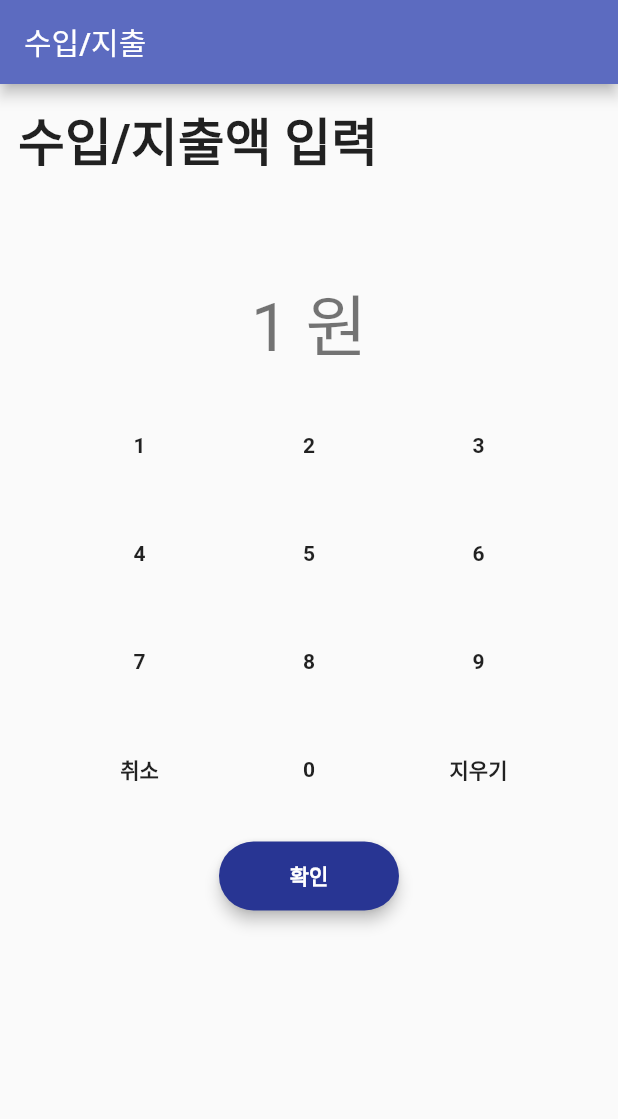
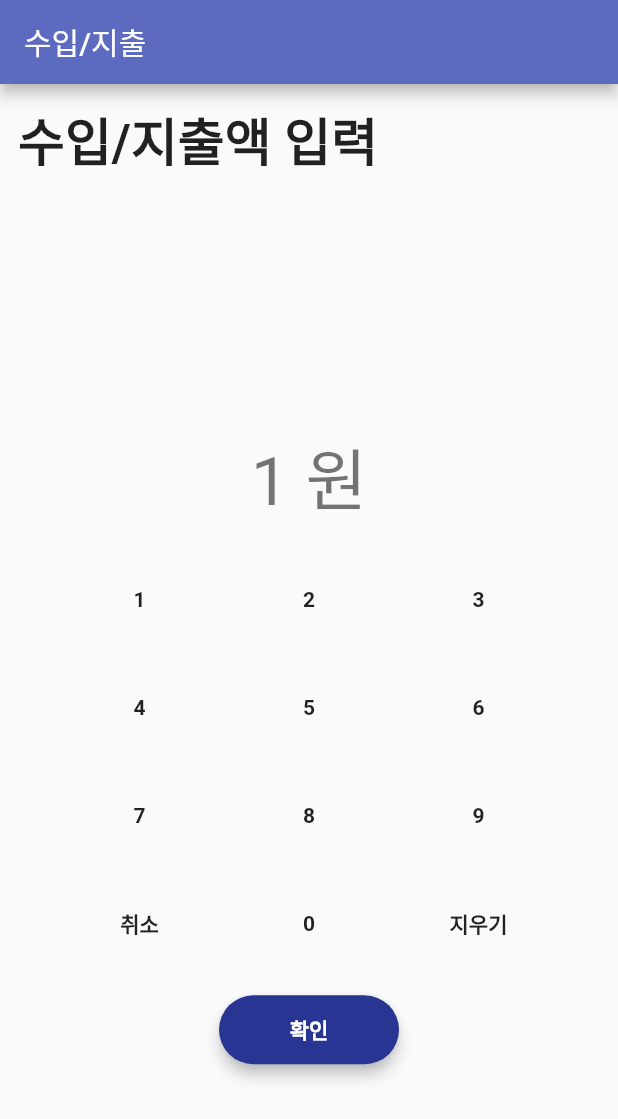
Before and after one commit to happy-nut/WalletWarrior, a Flutter app: the screen it shows after launch, after a tap on an icon or button, on a phone screen of 412 x 824 dp. Shown: the top 1119 px of the screen. Run offline on Flutter 3.47's test engine with Material 2 defaults, Android fonts, the phone set to English and light mode, and no system bars; Roboto replaces fonts that are missing (Montserrat).

Commit message:
Apply review comments

```diff
--- a/lib/main.dart
+++ b/lib/main.dart
@@ -5,6 +5,7 @@ import 'package:wallet_warrior/pages/money_flow_input_page.dart';
 void main() => runApp(WalletWarrior());
 
 class WalletWarrior extends StatelessWidget {
+
   @override
   Widget build(BuildContext context) {
     return MaterialApp(
@@ -16,25 +17,20 @@ class WalletWarrior extends StatelessWidget {
         accentColor: Colors.cyan[600],
         fontFamily: 'Montserrat',
         textTheme: TextTheme(
-            body1: TextStyle(fontSize: 16.0, color: Colors.black54),
+          display2: TextStyle(fontSize: 45.0),
+          display1: TextStyle(
+              fontSize: 34.0,
+              fontWeight: FontWeight.bold,
+              color: Colors.black87),
+          headline: TextStyle(fontSize: 24.0),
           title: TextStyle(
               fontSize: 21.0,
               fontWeight: FontWeight.bold,
               color: Colors.black87),
-            headline: TextStyle(fontSize: 24.0),
-            display1: TextStyle(
-                fontSize: 34.0,
-                fontWeight: FontWeight.bold,
-                color: Colors.black87),
-            display2: TextStyle(fontSize: 45.0),
+          body1: TextStyle(fontSize: 16.0, color: Colors.black54),
           button: TextStyle(fontSize: 14.0, fontWeight: FontWeight.bold),
         ),
-          accentTextTheme: TextTheme(
-            button: TextStyle(
-                fontSize: 14.0,
-                fontWeight: FontWeight.bold,
-                color: Colors.black87),
-          )),
+      ),
       // TODO(hyungsun): Wrap below with proper wrapper. maybe tab bar?
       // TODO(hyungsun): Consider localization.
       home: MoneyFlowInputPage(title: '수입/지출'),
--- a/lib/pages/dial_pad.dart
+++ b/lib/pages/dial_pad.dart
@@ -6,32 +6,31 @@ class DialPad extends StatefulWidget {
   DialPad({this.numberChanged, Key key}) : super(key: key);
 
   @override
-  _DialPad createState() => _DialPad();
+  _DialPadState createState() => _DialPadState();
 }
 
-class _DialPad extends State<DialPad> {
+class _DialPadState extends State<DialPad> {
   final _rowHeight = 72.0;
-  int number = 0;
+  int _number = 0;
 
-  _selectDial(int dial) {
-    number = number * 10 + dial;
-    widget.numberChanged(number);
+  void _selectDial(int dial) {
+    _number = _number * 10 + dial;
+    widget.numberChanged(_number);
   }
 
-  _clickCancel() {
-    number = 0;
-    widget.numberChanged(number);
+  void _clickCancel() {
+    _number = 0;
+    widget.numberChanged(_number);
   }
 
-  _clickErase() {
-    number = number ~/ 10;
-    widget.numberChanged(number);
+  void _clickErase() {
+    _number = _number ~/ 10;
+    widget.numberChanged(_number);
   }
 
   @override
   Widget build(BuildContext context) {
-    return Container(
-      child: Padding(
+    return Padding(
       padding: const EdgeInsets.all(12.0),
       child: Column(
         children: <Widget>[
@@ -125,7 +124,7 @@ class _DialPad extends State<DialPad> {
                 mainAxisAlignment: MainAxisAlignment.spaceEvenly,
                 children: <Widget>[
                   Offstage(
-                      offstage: number == 0,
+                    offstage: _number == 0,
                     child: FlatButton(
                       child: Text(
                         '취소',
@@ -142,7 +141,7 @@ class _DialPad extends State<DialPad> {
                     onPressed: () => _selectDial(0),
                   ),
                   Offstage(
-                      offstage: number == 0,
+                    offstage: _number == 0,
                     child: FlatButton(
                       child: Text(
                         '지우기',
@@ -155,7 +154,6 @@ class _DialPad extends State<DialPad> {
           ),
         ],
       ),
-      ),
     );
   }
 }
--- a/lib/pages/money_flow_input_page.dart
+++ b/lib/pages/money_flow_input_page.dart
@@ -12,8 +12,10 @@ class MoneyFlowInputPage extends StatefulWidget {
   _MoneyFlowInputPageState createState() => _MoneyFlowInputPageState();
 }
 
+enum InputStage { money, date, category }
+
 class _MoneyFlowInputPageState extends State<MoneyFlowInputPage> {
-  static final titles = ['수입/지출액 입력', '날짜 입력', '카테고리 입력'];
+  static final _titles = ['수입/지출액 입력', '날짜 입력', '카테고리 입력'];
 
   // TODO(wonjerry): Get categories from google spread sheet.
   static final dropdownItems = [
@@ -33,12 +35,12 @@ class _MoneyFlowInputPageState extends State<MoneyFlowInputPage> {
     '대출',
     '기타 수입'
   ];
-  int stage = 0;
-  String dialTitle = "0";
+  InputStage _currentStage = InputStage.money;
+  String _dialTitle = "0";
 
-  int amount = 0;
-  DateTime selectedDate = DateTime.now();
-  String selectedCategory = dropdownItems[0];
+  int _inputAmount = 0;
+  DateTime _inputDate = DateTime.now();
+  String _inputCategory = dropdownItems[0];
 
   Widget _confirmButton() {
     return SizedBox(
@@ -60,86 +62,81 @@ class _MoneyFlowInputPageState extends State<MoneyFlowInputPage> {
     );
   }
 
-  Future<Null> _selectDate(BuildContext context) async {
+  Future _selectDate(BuildContext context) async {
     final thisYear = DateTime.now().year;
     final DateTime picked = await showDatePicker(
         context: context,
-        initialDate: selectedDate,
+        initialDate: _inputDate,
         firstDate: DateTime(thisYear - 3),
         lastDate: DateTime(thisYear + 3));
-    if (picked != null && picked != selectedDate)
+    if (picked == null || picked == _inputDate) {
+      return;
+    }
+
     setState(() {
-        selectedDate = picked;
+      _inputDate = picked;
     });
   }
 
-  _updateNumber(int number) {
-    amount = number;
+  void _updateNumber(int number) {
+    _inputAmount = number;
     setState(() {
-      dialTitle = amount.toString();
+      _dialTitle = _inputAmount.toString();
     });
   }
 
-  _goToNextStage() {
-    if (stage == 2) {
-      // TODO(hyugnsun): Handle this.
+  void _goToNextStage() {
+    switch (_currentStage) {
+      case InputStage.money:
+        setState(() {
+          _currentStage = InputStage.date;
+        });
+        break;
+      case InputStage.date:
+        setState(() {
+          _currentStage = InputStage.category;
+        });
+        break;
+      case InputStage.category:
+        // TODO(hyugnsun): Handle this case.
         return;
     }
-    setState(() {
-      stage++;
-    });
   }
 
-  _getSelectedDateDisplayString() {
-    return DateFormat('yyyy.MM.dd').format(selectedDate);
+  String _getSelectedDateDisplayString() {
+    return DateFormat('yyyy.MM.dd').format(_inputDate);
   }
 
-  @override
-  Widget build(BuildContext context) {
-    return Scaffold(
-      appBar: AppBar(
-        title: Text(widget.title),
-      ),
-      body: Column(children: [
-        Padding(
-          padding: const EdgeInsets.all(12.0),
-          child: Column(
-            children: <Widget>[
-              Padding(
-                padding: const EdgeInsets.only(bottom: 64.0),
-                child: Row(
-                  children: <Widget>[
-                    Text(
-                      "${titles[stage]}",
-                      style: Theme.of(context).textTheme.display1,
-                    ),
-                  ],
-                ),
-              ),
-              Column(
-                  mainAxisAlignment: MainAxisAlignment.center,
-                  children: <Widget>[
-                    Offstage(
-                      offstage: stage != 0,
+  Widget _buildMoneyInput() {
+    double _opacity = 0.0;
+    if (_dialTitle != '0') {
+      _opacity = 1.0;
+    }
+
+    return Offstage(
+      offstage: _currentStage != InputStage.money,
       child: Column(
         crossAxisAlignment: CrossAxisAlignment.stretch,
         children: <Widget>[
           Center(
             child: Text(
-                              '$dialTitle 원',
+              '$_dialTitle 원',
               style: Theme.of(context).textTheme.display2,
             ),
           ),
           DialPad(numberChanged: _updateNumber),
-                          Offstage(
-                            offstage: dialTitle == '0',
+          Opacity(
+            opacity: _opacity,
             child: Center(child: _confirmButton()),
           )
         ],
       ),
-                    ),
-                    Offstage(
-                        offstage: stage != 1,
+    );
+  }
+
+  Widget _buildDateInput() {
+    return Offstage(
+        offstage: _currentStage != InputStage.date,
         child: Center(
           child: Column(
             children: <Widget>[
@@ -156,15 +153,17 @@ class _MoneyFlowInputPageState extends State<MoneyFlowInputPage> {
               ),
             ],
           ),
-                        )),
-                    Offstage(
-                      offstage: stage != 2,
+        ));
+  }
+
+  Widget _buildCategoryInput() {
+    return Offstage(
+      offstage: _currentStage != InputStage.category,
       child: Column(
         children: <Widget>[
           DropdownButton(
-                            value: selectedCategory,
-                            items: dropdownItems
-                                .map<DropdownMenuItem<String>>((String value) {
+            value: _inputCategory,
+            items: dropdownItems.map<DropdownMenuItem<String>>((String value) {
               return DropdownMenuItem<String>(
                 value: value,
                 child: Text(value),
@@ -172,7 +171,7 @@ class _MoneyFlowInputPageState extends State<MoneyFlowInputPage> {
             }).toList(),
             onChanged: (String newValue) {
               setState(() {
-                                selectedCategory = newValue;
+                _inputCategory = newValue;
               });
             },
           ),
@@ -182,12 +181,42 @@ class _MoneyFlowInputPageState extends State<MoneyFlowInputPage> {
           )
         ],
       ),
+    );
+  }
+
+  @override
+  Widget build(BuildContext context) {
+    return Scaffold(
+      appBar: AppBar(
+        title: Text(widget.title),
       ),
-                  ]),
+      body: Padding(
+        padding: const EdgeInsets.all(12.0),
+        child: Column(
+          children: <Widget>[
+            Padding(
+              padding: const EdgeInsets.only(bottom: 64.0),
+              child: Row(
+                children: <Widget>[
+                  Text(
+                    "${_titles[_currentStage.index]}",
+                    style: Theme.of(context).textTheme.display1,
+                  ),
                 ],
               ),
             ),
+            Expanded(
+              child: Column(
+                  mainAxisAlignment: MainAxisAlignment.center,
+                  children: <Widget>[
+                    _buildMoneyInput(),
+                    _buildDateInput(),
+                    _buildCategoryInput(),
                   ]),
+            ),
+          ],
+        ),
+      ),
     );
   }
 }
```
Also changed, not shown: 1 other file. Lines whose indentation alone changed are shown as unchanged.
